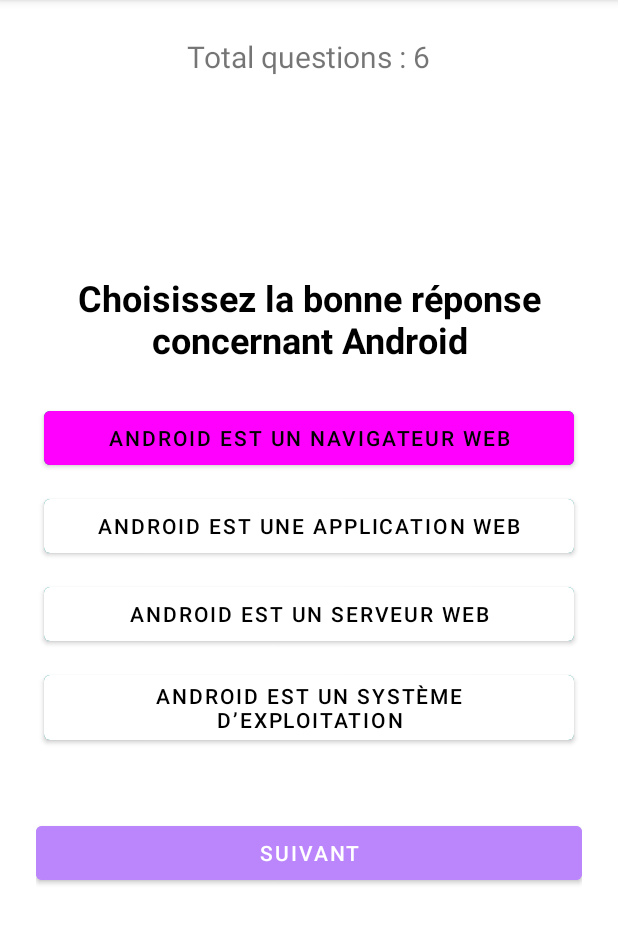
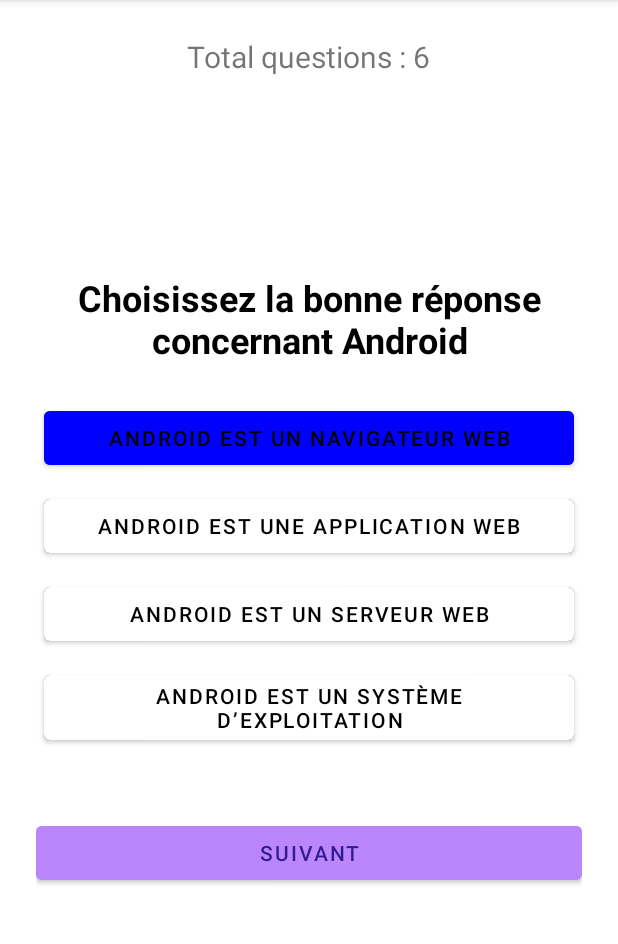
Before and after one commit to Benyoubilel/Quiz-app-androidStudio, an Android app: the screen it shows after launch (MainActivity), after a tap on "ANDROID EST UN NAVIGATEUR WEB", on a phone screen of 412 x 824 dp, the part 84-1028 px from its top. Run offline under Robolectric (Android 15) with nearby library versions, the phone set to English and light mode, and no system bars.

```diff
--- a/app/src/main/java/com/example/myquiz/MainActivity.java
+++ b/app/src/main/java/com/example/myquiz/MainActivity.java
@@ -12,15 +12,15 @@ import android.widget.TextView;
 
 public class MainActivity extends AppCompatActivity implements View.OnClickListener {
 
-    TextView totalQuestionsTextView;
+    TextView nbrQustionTextView;
     TextView questionTextView;
-    Button ansA, ansB, ansC, ansD;
-    Button submitBtn;
+    Button repA, repB, repC, repD;
+    Button suivant;
 
     int score=0;
-    int totalQuestion = QuestionAnswer.question.length;
-    int currentQuestionIndex = 0;
-    String selectedAnswer = "";
+    int nbrQustion = QuestionAnswer.question.length;
+    int index = 0;
+    String choixSelect = "";
 
 
     @SuppressLint("SetTextI18n")
@@ -29,23 +29,23 @@ public class MainActivity extends AppCompatActivity implements View.OnClickListe
         super.onCreate(savedInstanceState);
         setContentView(R.layout.activity_main);
 
-        totalQuestionsTextView = findViewById(R.id.total_question);
+        nbrQustionTextView = findViewById(R.id.nbrtotal_question);
         questionTextView = findViewById(R.id.question);
-        ansA = findViewById(R.id.ans_A);
-        ansB = findViewById(R.id.ans_B);
-        ansC = findViewById(R.id.ans_C);
-        ansD = findViewById(R.id.ans_D);
-        submitBtn = findViewById(R.id.submit_btn);
+        repA = findViewById(R.id.rep_A);
+        repB = findViewById(R.id.rep_B);
+        repC = findViewById(R.id.rep_C);
+        repD = findViewById(R.id.rep_D);
+        suivant = findViewById(R.id.suiv_btn);
 
-        ansA.setOnClickListener(this);
-        ansB.setOnClickListener(this);
-        ansC.setOnClickListener(this);
-        ansD.setOnClickListener(this);
-        submitBtn.setOnClickListener(this);
+        repA.setOnClickListener(this);
+        repB.setOnClickListener(this);
+        repC.setOnClickListener(this);
+        repD.setOnClickListener(this);
+        suivant.setOnClickListener(this);
 
-        totalQuestionsTextView.setText("Total questions : "+totalQuestion);
+        nbrQustionTextView.setText("Total questions : "+nbrQustion);
 
-        loadNewQuestion();
+        questionSuiv();
 
 
 
@@ -55,58 +55,57 @@ public class MainActivity extends AppCompatActivity implements View.OnClickListe
     @Override
     public void onClick(View view) {
 
-        ansA.setBackgroundColor(Color.WHITE);
-        ansB.setBackgroundColor(Color.WHITE);
-        ansC.setBackgroundColor(Color.WHITE);
-        ansD.setBackgroundColor(Color.WHITE);
+        repA.setBackgroundColor(Color.WHITE);
+        repB.setBackgroundColor(Color.WHITE);
+        repC.setBackgroundColor(Color.WHITE);
+        repD.setBackgroundColor(Color.WHITE);
 
         Button clickedButton = (Button) view;
-        if(clickedButton.getId()==R.id.submit_btn){
-            if(selectedAnswer.equals(QuestionAnswer.correctAnswers[currentQuestionIndex])){
+        if(clickedButton.getId()==R.id.suiv_btn){
+            if(choixSelect.equals(QuestionAnswer.reponseCorrect[index])){
                 score++;
             }
-            currentQuestionIndex++;
-            loadNewQuestion();
+            index++;
+            questionSuiv();
 
 
         }else{
             //choices button clicked
-            selectedAnswer  = clickedButton.getText().toString();
-            clickedButton.setBackgroundColor(Color.MAGENTA);
+            choixSelect  = clickedButton.getText().toString();
+            clickedButton.setBackgroundColor(Color.BLUE);
 
         }
 
     }
 
-    void loadNewQuestion(){
+    void questionSuiv(){
 
-        if(currentQuestionIndex == totalQuestion ){
-            finishQuiz();
+        if(index == nbrQustion ){
+            endQuiz();
             return;
         }
 
-        questionTextView.setText(QuestionAnswer.question[currentQuestionIndex]);
-        ansA.setText(QuestionAnswer.choices[currentQuestionIndex][0]);
-        ansB.setText(QuestionAnswer.choices[currentQuestionIndex][1]);
-        ansC.setText(QuestionAnswer.choices[currentQuestionIndex][2]);
-        ansD.setText(QuestionAnswer.choices[currentQuestionIndex][3]);
+        questionTextView.setText(QuestionAnswer.question[index]);
+        repA.setText(QuestionAnswer.choix[index][0]);
+        repB.setText(QuestionAnswer.choix[index][1]);
+        repC.setText(QuestionAnswer.choix[index][2]);
+        repD.setText(QuestionAnswer.choix[index][3]);
 
     }
 
-    void finishQuiz(){
-        String passStatus;
+    void endQuiz(){
 
 
         new AlertDialog.Builder(this)
-                .setMessage("Votre score est "+score+"/"+totalQuestion)
-                .setPositiveButton("Restart",(dialogInterface, i) -> restartQuiz() )
+                .setMessage("Votre score est "+score+"/"+nbrQustion)
+                .setPositiveButton("Restart",(dialogInterface, i) -> rechergerQuiz() )
                 .setCancelable(false)
                 .show();
     }
 
-    void restartQuiz(){
+    void rechergerQuiz(){
         score = 0;
-        currentQuestionIndex =0;
-        loadNewQuestion();
+        index =0;
+        questionSuiv();
     }
 }
--- a/app/src/main/java/com/example/myquiz/QuestionAnswer.java
+++ b/app/src/main/java/com/example/myquiz/QuestionAnswer.java
@@ -10,7 +10,7 @@ public class QuestionAnswer {
             "APK signifie _____ ______ ______"
     };
 
-    public static String[][] choices = {
+    public static String[][] choix = {
             {"Android est un navigateur web","Android est une application web","Android est un serveur web","Android est un système d’exploitation"},
             {"Sourceforge","Apache/MIT","OSS","Aucune des catégories ci-dessus"},
             {"Serveurs","Ordinateurs de bureau","Ordinateurs portables","Appareils mobiles"},
@@ -19,7 +19,7 @@ public class QuestionAnswer {
             {"Android Package Kit","Android Page Kit","Android Phone Kit","Aucune de ces réponses"}
     };
 
-    public static String[] correctAnswers = {
+    public static String[] reponseCorrect = {
             "Android est un système d’exploitation",
             "Apache/MIT",
             "Appareils mobiles",
--- a/app/src/main/res/layout/activity_main.xml
+++ b/app/src/main/res/layout/activity_main.xml
@@ -10,7 +10,7 @@
     <TextView
         android:layout_width="wrap_content"
         android:layout_height="wrap_content"
-        android:id="@+id/total_question"
+        android:id="@+id/nbrtotal_question"
         android:text="Total Questions "
         android:layout_centerHorizontal="true"
         android:textSize="20sp"
@@ -42,54 +42,56 @@
         android:orientation="vertical">
 
         <Button
+            android:id="@+id/rep_A"
             android:layout_width="match_parent"
             android:layout_height="wrap_content"
-            android:id="@+id/ans_A"
             android:layout_margin="5dp"
             android:backgroundTint="@color/teal_700"
             android:text="reponse A"
             android:textColor="@color/black"
-            tools:ignore="HardcodedText" />
+            tools:ignore="HardcodedText,TextContrastCheck" />
 
         <Button
+            android:id="@+id/rep_B"
             android:layout_width="match_parent"
             android:layout_height="wrap_content"
-            android:id="@+id/ans_B"
             android:layout_margin="5dp"
             android:backgroundTint="@color/teal_700"
             android:text="reponse B"
-            android:textColor="@color/black"
-            tools:ignore="HardcodedText" />
+            android:textColor="#000000"
+            tools:ignore="HardcodedText,TextContrastCheck,TextContrastCheck,TextContrastCheck" />
 
         <Button
+            android:id="@+id/rep_C"
             android:layout_width="match_parent"
             android:layout_height="wrap_content"
-            android:id="@+id/ans_C"
             android:layout_margin="5dp"
             android:backgroundTint="@color/teal_700"
             android:text="reponse C"
             android:textColor="@color/black"
-            tools:ignore="HardcodedText" />
+            tools:ignore="HardcodedText,TextContrastCheck" />
+
         <Button
+            android:id="@+id/rep_D"
             android:layout_width="match_parent"
             android:layout_height="wrap_content"
-            android:id="@+id/ans_D"
             android:layout_margin="5dp"
             android:backgroundTint="@color/teal_700"
             android:text="reponse D"
-            android:textColor="@color/black"
-            tools:ignore="HardcodedText" />
+            android:textColor="#000000"
+            tools:ignore="HardcodedText,TextContrastCheck" />
 
     </LinearLayout>
 
     <Button
+        android:id="@+id/suiv_btn"
         android:layout_width="match_parent"
         android:layout_height="wrap_content"
-        android:id="@+id/submit_btn"
-        android:text="Suivant"
         android:layout_below="@id/choices_layout"
         android:layout_marginTop="40dp"
         android:backgroundTint="@color/purple_200"
+        android:text="Suivant"
+        android:textColor="#311B92"
         tools:ignore="HardcodedText" />
 
 </RelativeLayout>
--- a/app/src/main/res/values/colors.xml
+++ b/app/src/main/res/values/colors.xml
@@ -7,4 +7,5 @@
     <color name="teal_700">#FF018786</color>
     <color name="black">#FF000000</color>
     <color name="white">#FFFFFFFF</color>
+    <color name="red">#FF0000</color>
 </resources>
```
